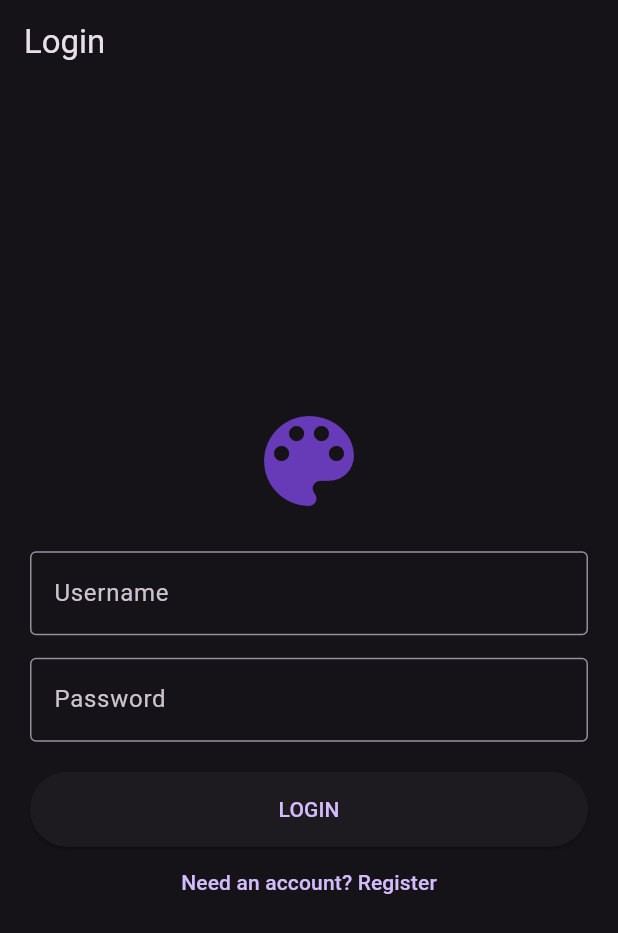
After one commit to arm00pv/color-identifier-django, a Flutter app: the LoginScreen screen opened directly, on a phone screen of 412 x 824 dp. The commit adds this screen. Shown: the top 933 px of the screen. Run offline on Flutter 3.47's test engine with Material 3 defaults, Android fonts, the phone set to English and light mode, and no system bars; our stand-ins replace camera, csv, image_picker, shared_preferences; accounts and stored records are empty; network calls fail.

Commit message:
Feat: Add Freemium model with Login, Paywall, and Usage limits

```diff
--- a/flutter_app/lib/main.dart
+++ b/flutter_app/lib/main.dart
@@ -1,11 +1,13 @@
 import 'package:flutter/material.dart';
 import 'screens/home_screen.dart';
-
+import 'screens/login_screen.dart';
 import 'services/color_logic.dart';
+import 'services/auth_service.dart';
 
 void main() async {
   WidgetsFlutterBinding.ensureInitialized();
   await ColorLogic.init();
+  await AuthService.init();
   runApp(const ColorIdentifierApp());
 }
 
@@ -20,7 +22,7 @@ class ColorIdentifierApp extends StatelessWidget {
         colorScheme: ColorScheme.fromSeed(seedColor: Colors.deepPurple, brightness: Brightness.dark),
         useMaterial3: true,
       ),
-      home: const HomeScreen(),
+      home: AuthService.isLoggedIn ? const HomeScreen() : const LoginScreen(),
     );
   }
 }
--- /dev/null
+++ b/flutter_app/lib/screens/login_screen.dart
@@ -0,0 +1,83 @@
+import 'package:flutter/material.dart';
+import '../services/auth_service.dart';
+import 'home_screen.dart';
+
+class LoginScreen extends StatefulWidget {
+  const LoginScreen({super.key});
+
+  @override
+  State<LoginScreen> createState() => _LoginScreenState();
+}
+
+class _LoginScreenState extends State<LoginScreen> {
+  final _usernameController = TextEditingController();
+  final _passwordController = TextEditingController();
+  bool _isLoading = false;
+  bool _isLogin = true;
+
+  Future<void> _submit() async {
+    setState(() => _isLoading = true);
+    final user = _usernameController.text;
+    final pass = _passwordController.text;
+
+    bool success = false;
+    if (_isLogin) {
+      success = await AuthService.login(user, pass);
+    } else {
+      success = await AuthService.register(user, pass);
+      if (success) {
+        success = await AuthService.login(user, pass);
+      }
+    }
+
+    setState(() => _isLoading = false);
+
+    if (success && mounted) {
+      Navigator.pushReplacement(context, MaterialPageRoute(builder: (_) => const HomeScreen()));
+    } else {
+      ScaffoldMessenger.of(context).showSnackBar(
+        SnackBar(content: Text(_isLogin ? 'Login failed' : 'Registration failed')),
+      );
+    }
+  }
+
+  @override
+  Widget build(BuildContext context) {
+    return Scaffold(
+      appBar: AppBar(title: Text(_isLogin ? 'Login' : 'Register')),
+      body: Padding(
+        padding: const EdgeInsets.all(20.0),
+        child: Column(
+          mainAxisAlignment: MainAxisAlignment.center,
+          children: [
+            const Icon(Icons.color_lens, size: 80, color: Colors.deepPurple),
+            const SizedBox(height: 20),
+            TextField(
+              controller: _usernameController,
+              decoration: const InputDecoration(labelText: 'Username', border: OutlineInputBorder()),
+            ),
+            const SizedBox(height: 15),
+            TextField(
+              controller: _passwordController,
+              decoration: const InputDecoration(labelText: 'Password', border: OutlineInputBorder()),
+              obscureText: true,
+            ),
+            const SizedBox(height: 20),
+            if (_isLoading)
+              const CircularProgressIndicator()
+            else
+              ElevatedButton(
+                onPressed: _submit,
+                style: ElevatedButton.styleFrom(minimumSize: const Size(double.infinity, 50)),
+                child: Text(_isLogin ? 'LOGIN' : 'REGISTER'),
+              ),
+            TextButton(
+              onPressed: () => setState(() => _isLogin = !_isLogin),
+              child: Text(_isLogin ? 'Need an account? Register' : 'Have an account? Login'),
+            )
+          ],
+        ),
+      ),
+    );
+  }
+}
--- a/flutter_app/pubspec.yaml
+++ b/flutter_app/pubspec.yaml
@@ -40,6 +40,7 @@ dependencies:
   camera: ^0.12.0+1
   csv: ^8.0.0
   image: ^4.9.1
+  shared_preferences: ^2.5.5
 
 dev_dependencies:
   flutter_test:
```
Also changed, not shown: flutter_app/lib/screens/home_screen.dart (+17 -2 lines), flutter_app/lib/screens/paywall_screen.dart (added, +84 -0 lines), flutter_app/lib/services/auth_service.dart (added, +75 -0 lines), flutter_app/pubspec.lock, 5 other files.
